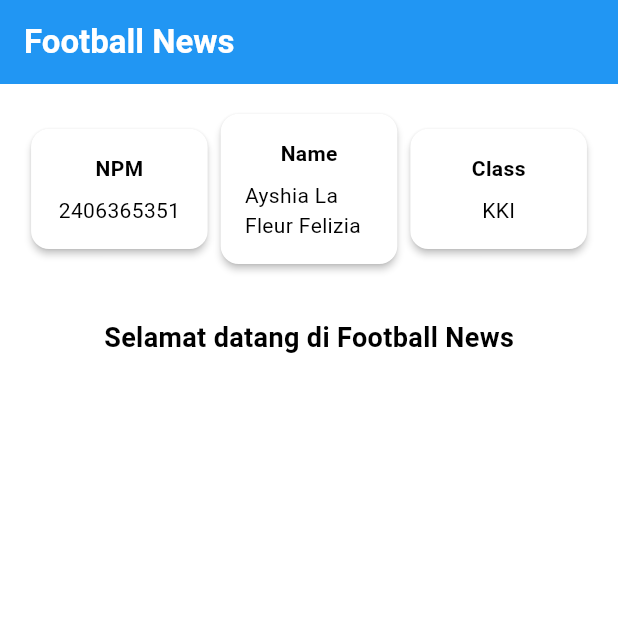
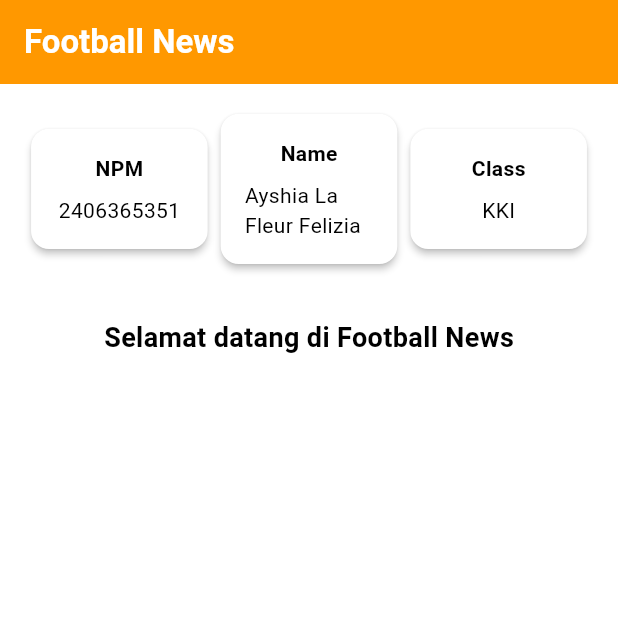
Before and after one commit to thepitchperfect/PitchPerfect_Flutter, a Flutter app: the screen it shows after launch, on a phone screen of 412 x 824 dp, the top half of it. Run offline on Flutter 3.47's test engine with Material 3 defaults, Android fonts, the phone set to English and light mode, and no system bars; missing offline and left inert: pbp_django_auth.

```diff
--- a/lib/main.dart
+++ b/lib/main.dart
@@ -36,8 +36,8 @@ class MyApp extends StatelessWidget {
           //
           // This works for code too, not just values: Most code changes can be
           // tested with just a hot reload.
-          colorScheme: ColorScheme.fromSwatch(primarySwatch: Colors.blue)
-              .copyWith(secondary: Colors.blueAccent[400]),
+          colorScheme: ColorScheme.fromSwatch(primarySwatch: Colors.orange)
+              .copyWith(secondary: Colors.orangeAccent[200]),
         ),
         home: const MenuPage(),
       ),
--- a/pubspec.yaml
+++ b/pubspec.yaml
@@ -36,6 +36,7 @@ dependencies:
   cupertino_icons: ^1.0.8
   provider: ^6.1.5+1
   pbp_django_auth: ^0.4.0
+  http: ^1.6.0
 
 dev_dependencies:
   flutter_test:
```
Also changed, not shown: lib/forum/screens/menu.dart (line endings or trailing spaces), pubspec.lock, 1 other file.
